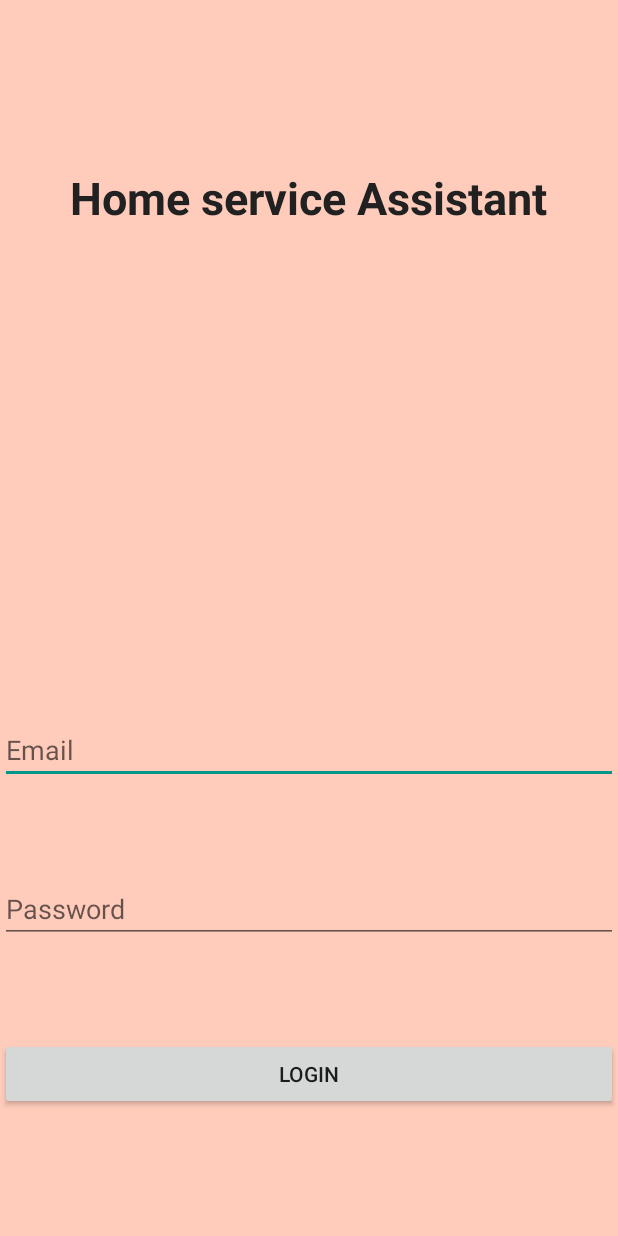
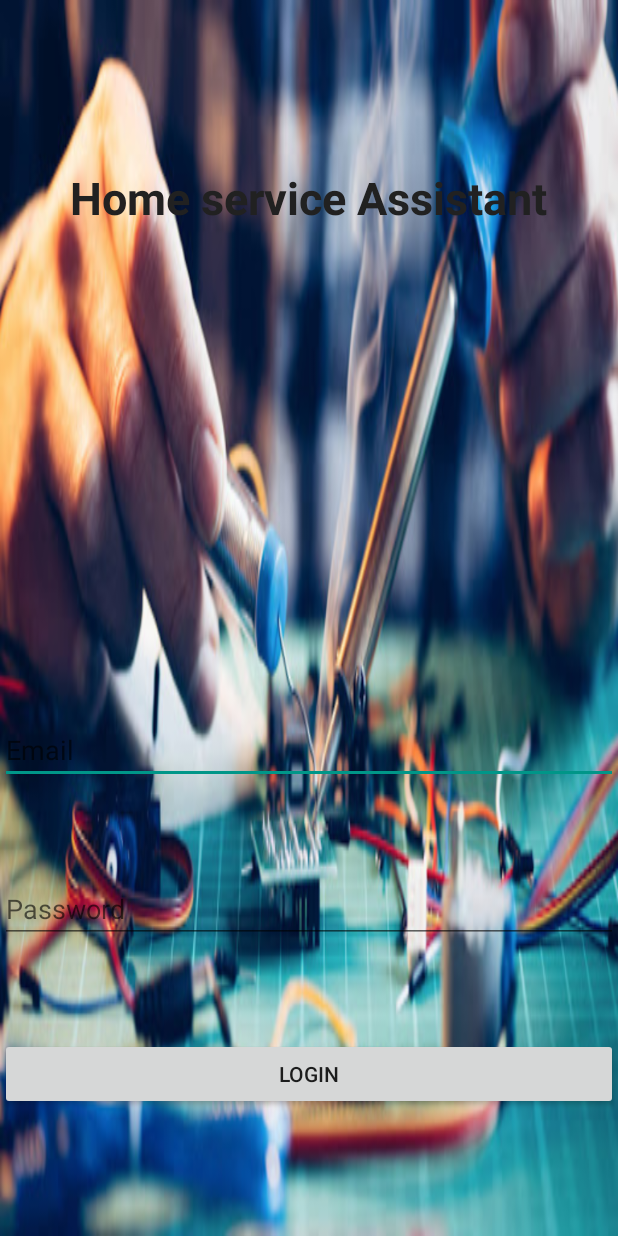
Before and after one commit to George-Stephen/Home-service-Assistant, an Android app: the Login screen opened directly, with no data from a screen before it, on a phone screen of 412 x 824 dp. Run offline under Robolectric (Android 15) with nearby library versions, the phone set to English and light mode, and no system bars; our stand-ins replace ButterKnife.

Commit message:
added the backgrounds

```diff
--- a/app/src/main/res/layout/activity_login.xml
+++ b/app/src/main/res/layout/activity_login.xml
@@ -1,6 +1,6 @@
 <?xml version="1.0" encoding="utf-8"?>
 <RelativeLayout xmlns:android="http://schemas.android.com/apk/res/android"
-    android:layout_width="match_parent" android:layout_height="match_parent" android:background="@color/colorPrimaryLight">
+    android:layout_width="match_parent" android:layout_height="match_parent" android:background="@drawable/comp_repair">
 
     <TextView
         android:layout_width="wrap_content"
--- a/app/src/main/res/layout/activity_sign_up.xml
+++ b/app/src/main/res/layout/activity_sign_up.xml
@@ -1,6 +1,6 @@
 <?xml version="1.0" encoding="utf-8"?>
 <RelativeLayout xmlns:android="http://schemas.android.com/apk/res/android"
-    android:layout_width="match_parent" android:layout_height="match_parent" android:background="@color/colorAccent">
+    android:layout_width="match_parent" android:layout_height="match_parent" android:background="@drawable/home_repair">
     <TextView
         android:layout_width="wrap_content"
         android:layout_height="wrap_content"
```
